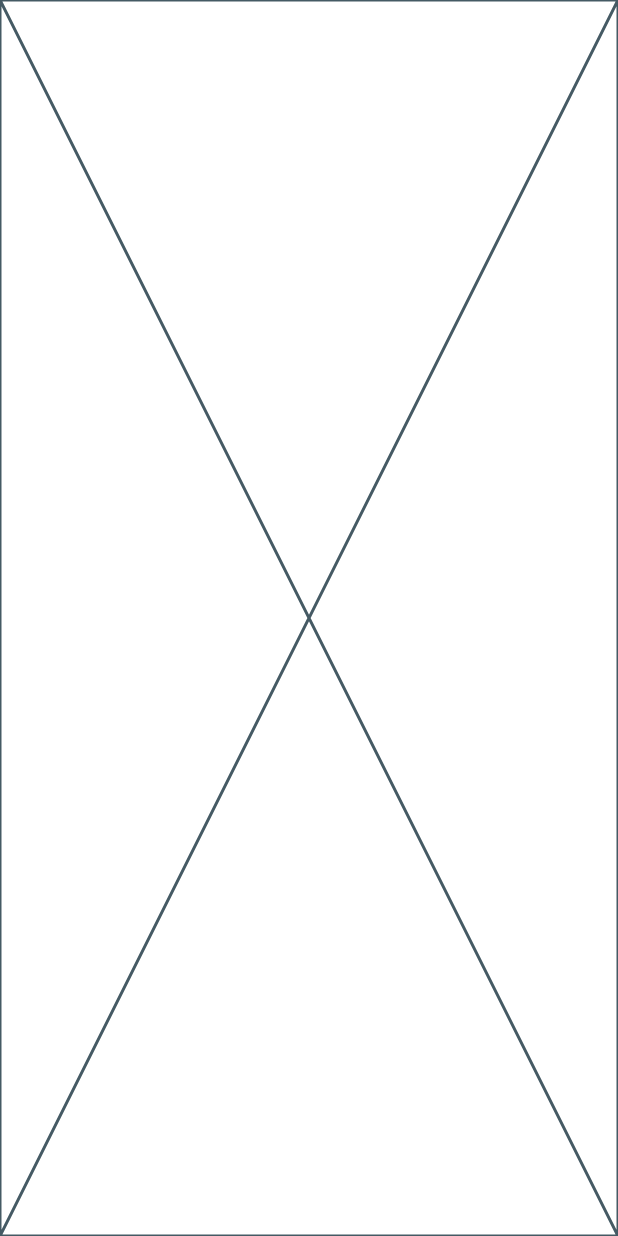
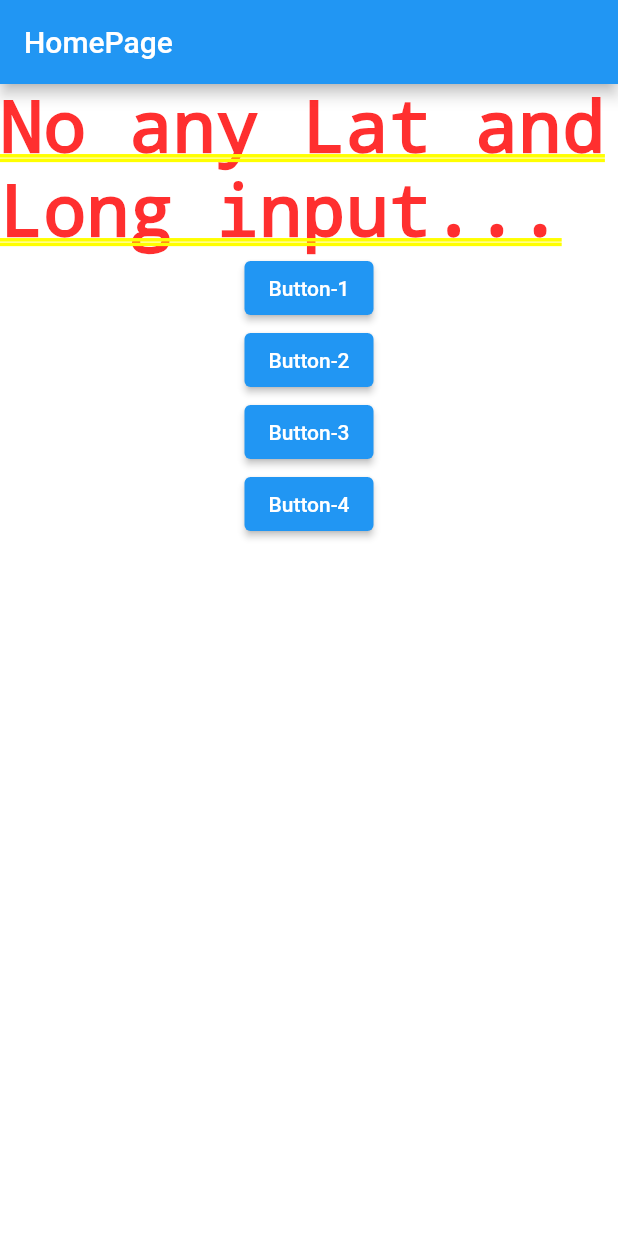
Before and after one commit to popbobkok/Flutter_G1_Project, a Flutter app: the screen it shows after launch, on a phone screen of 412 x 824 dp. Run offline on Flutter 3.47's test engine with Material 2 defaults, Android fonts, the light colour scheme and no system bars.

Commit message:
add sample button in home_screen

```diff
--- a/project_g1/lib/screen/home_screen.dart
+++ b/project_g1/lib/screen/home_screen.dart
@@ -10,8 +10,73 @@ class MyHomePage extends StatefulWidget {
 }
 
 class _MyHomePageState extends State<MyHomePage> {
+  TextEditingController latitude = TextEditingController();
+  TextEditingController longtitude = TextEditingController();
+  TextEditingController result = TextEditingController();
+  late int LAT;
+  late int LONG;
+  @override
+  void initState() {
+    super.initState();
+    result.text = "No any Lat and Long input...";
+  }
+
   @override
   Widget build(BuildContext context) {
-    return const Placeholder();
+    return ListView(children: [
+      AppBar(
+        title: Text("HomePage"),
+      ),
+      Center(
+        child: Column(children: [
+          Text(result.text),
+          ElevatedButton(
+              onPressed: () {
+                var latitude = 111;
+                var longtitude = 111;
+                LAT = 111;
+                LONG = 111;
+                setState(() {
+                  result.text =
+                      "Lattitude: ${latitude} // Longtitude: ${longtitude}";
+                });
+              },
+              child: Text("Button-1")),
+          ElevatedButton(
+              onPressed: () {
+                var latitude = 222;
+                var longtitude = 222;
+
+                setState(() {
+                  result.text =
+                      "Lattitude: ${latitude} // Longtitude: ${longtitude}";
+                });
+              },
+              child: Text("Button-2")),
+          ElevatedButton(
+              onPressed: () {
+                var latitude = 333;
+                var longtitude = 333;
+
+                setState(() {
+                  result.text =
+                      "Lattitude: ${latitude} // Longtitude: ${longtitude}";
+                });
+              },
+              child: Text("Button-3")),
+          ElevatedButton(
+              onPressed: () {
+                var latitude = 444;
+                var longtitude = 444;
+
+                setState(() {
+                  result.text =
+                      "Lattitude: ${latitude} // Longtitude: ${longtitude}";
+                });
+              },
+              child: Text("Button-4")),
+        ]),
+      )
+    ]);
   }
 }
```
